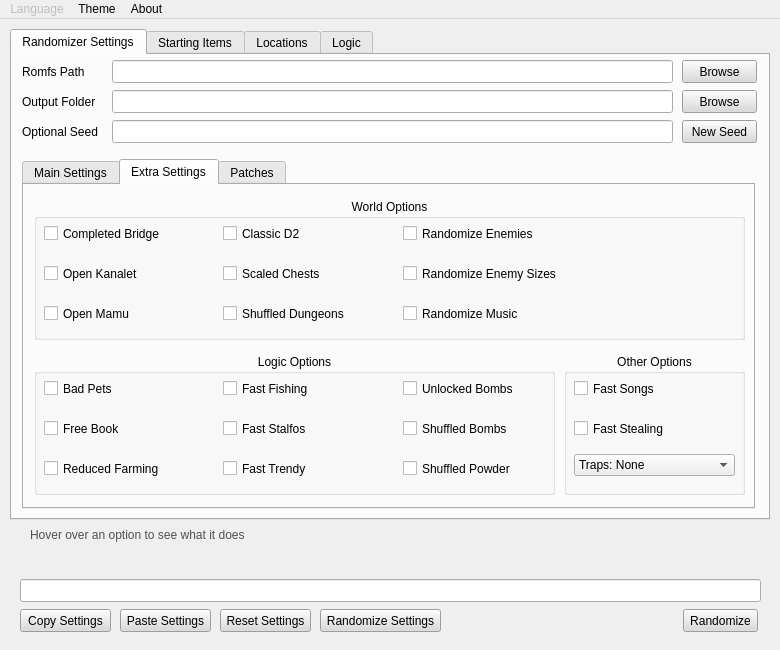
First picture: the form in UI/ui_form.ui, repository Owen-Splat/LAS-Randomizer, before the edit.
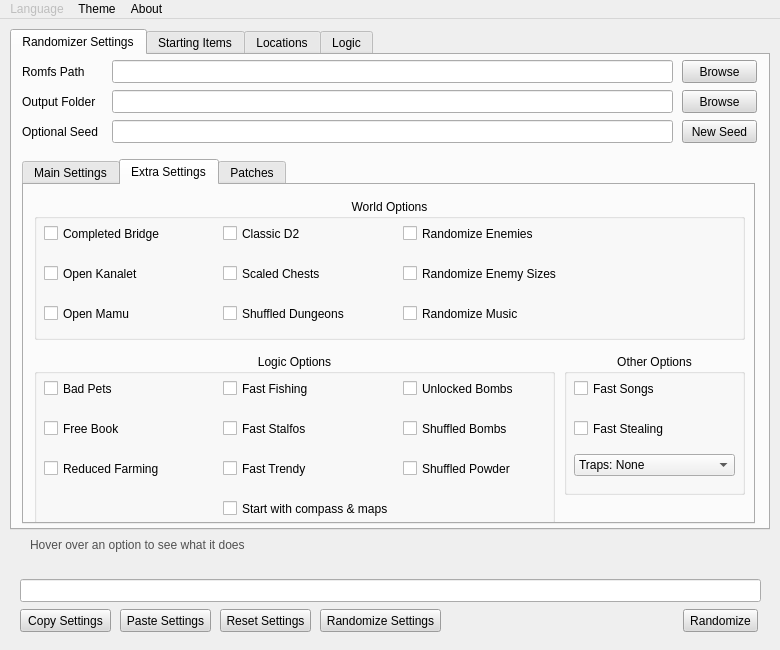
Second picture: the form after the edit. The open tabs and pages were chosen to show the change.

Commit message: Start with compass & map feature

What changed in the file:
```diff
--- a/UI/ui_form.ui
+++ b/UI/ui_form.ui
@@ -26,7 +26,7 @@
       <x>10</x>
       <y>10</y>
       <width>760</width>
-      <height>491</height>
+      <height>501</height>
      </rect>
     </property>
     <property name="sizePolicy">
@@ -371,7 +371,7 @@
         <x>10</x>
         <y>104</y>
         <width>733</width>
-        <height>350</height>
+        <height>365</height>
        </rect>
       </property>
       <property name="currentIndex">
@@ -1263,7 +1263,7 @@
           <x>10</x>
           <y>169</y>
           <width>521</width>
-          <height>141</height>
+          <height>170</height>
          </rect>
         </property>
         <property name="title">
@@ -1464,6 +1464,28 @@
           <string>Free Book</string>
          </property>
         </widget>
+        <widget class="QCheckBox" name="compassMapStartCheck">
+         <property name="geometry">
+          <rect>
+           <x>189</x>
+           <y>144</y>
+           <width>185</width>
+           <height>21</height>
+          </rect>
+         </property>
+         <property name="toolTip">
+          <string/>
+         </property>
+         <property name="whatsThis">
+          <string>Start with dungeons compass and maps</string>
+         </property>
+         <property name="text">
+          <string>Start with compass &amp;&amp; maps</string>
+         </property>
+         <property name="checkable">
+          <bool>true</bool>
+         </property>
+        </widget>
        </widget>
        <widget class="QGroupBox" name="groupBox_7">
         <property name="geometry">
@@ -2559,9 +2581,9 @@
     <property name="geometry">
      <rect>
       <x>30</x>
-      <y>509</y>
+      <y>519</y>
       <width>711</width>
-      <height>41</height>
+      <height>31</height>
      </rect>
     </property>
     <property name="sizePolicy">
```
The commit also changes 4 other files.
